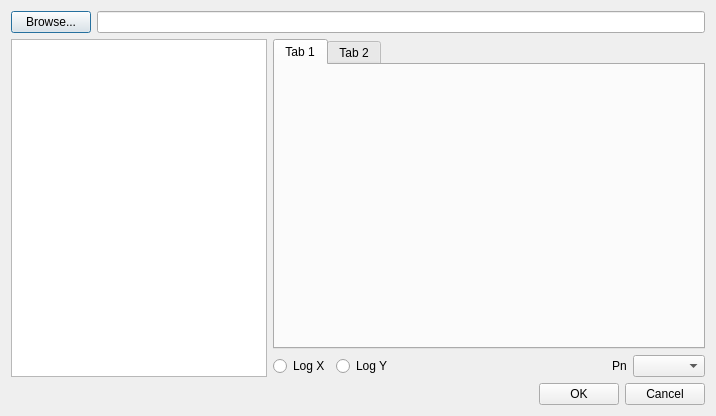
Above: doctors/gui/xsectiondialog.ui from eNorris/thesis before the change. Below: the same form after it.
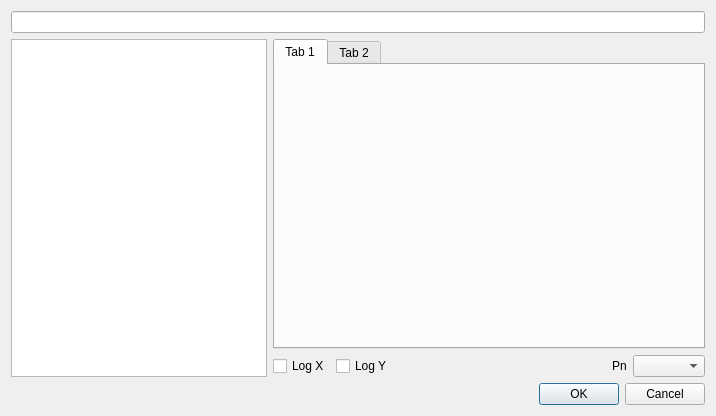
That is the form after the change.

Commit message: Removed the no longer used Browse button

What changed in the file:
```diff
--- a/doctors/gui/xsectiondialog.ui
+++ b/doctors/gui/xsectiondialog.ui
@@ -16,13 +16,6 @@
   <layout class="QVBoxLayout" name="verticalLayout">
    <item>
     <layout class="QHBoxLayout" name="horizontalLayout">
-     <item>
-      <widget class="QPushButton" name="browsePushButton">
-       <property name="text">
-        <string>Browse...</string>
-       </property>
-      </widget>
-     </item>
      <item>
       <widget class="QLineEdit" name="lineEdit"/>
      </item>
@@ -59,14 +52,14 @@
        <item>
         <layout class="QHBoxLayout" name="horizontalLayout_4">
          <item>
-          <widget class="QRadioButton" name="logXRadioButton">
+          <widget class="QCheckBox" name="logXCheckBox">
            <property name="text">
             <string>Log X</string>
            </property>
           </widget>
          </item>
          <item>
-          <widget class="QRadioButton" name="logYRadioButton">
+          <widget class="QCheckBox" name="logYCheckBox">
            <property name="text">
             <string>Log Y</string>
            </property>
```
